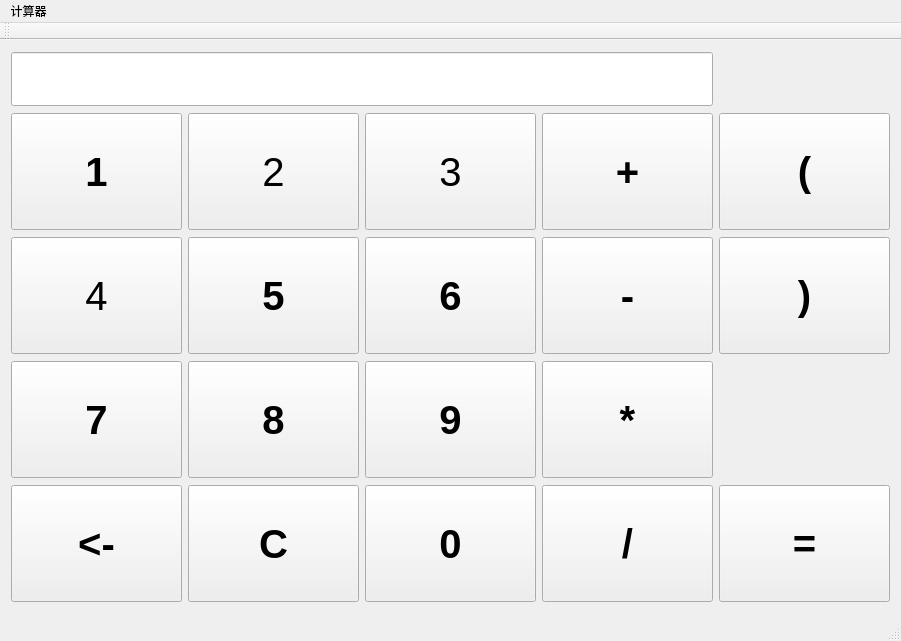
Old version of the form week05/KCalculator/mainwindow.ui in the repository woshixty/KingTrainingCamp.
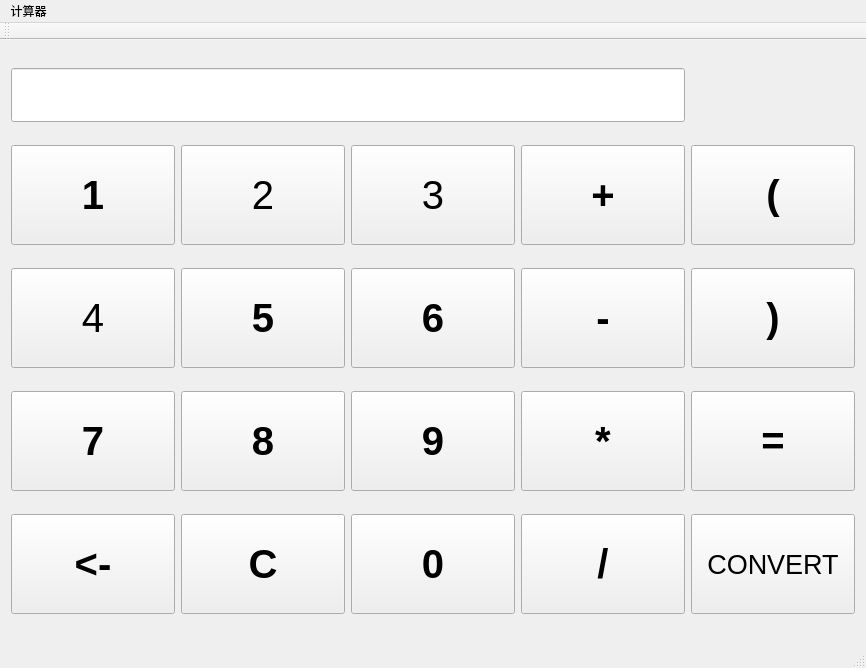
New version of the form.

Commit message: 添加了进制转换界面，逻辑暂未添加

The edit to the form file:
```diff
--- a/week05/KCalculator/mainwindow.ui
+++ b/week05/KCalculator/mainwindow.ui
@@ -6,13 +6,13 @@
    <rect>
     <x>0</x>
     <y>0</y>
-    <width>901</width>
-    <height>641</height>
+    <width>866</width>
+    <height>668</height>
    </rect>
   </property>
   <property name="minimumSize">
    <size>
-    <width>50</width>
+    <width>100</width>
     <height>0</height>
    </size>
   </property>
@@ -21,12 +21,38 @@
   </property>
   <widget class="QWidget" name="centralWidget">
    <layout class="QGridLayout" name="gridLayout">
+    <item row="3" column="4">
+     <widget class="QPushButton" name="m_equal">
+      <property name="minimumSize">
+       <size>
+        <width>0</width>
+        <height>100</height>
+       </size>
+      </property>
+      <property name="font">
+       <font>
+        <pointsize>30</pointsize>
+        <weight>75</weight>
+        <bold>true</bold>
+       </font>
+      </property>
+      <property name="text">
+       <string>=</string>
+      </property>
+     </widget>
+    </item>
     <item row="1" column="0">
      <widget class="QPushButton" name="m_value_1">
+      <property name="sizePolicy">
+       <sizepolicy hsizetype="Minimum" vsizetype="Fixed">
+        <horstretch>0</horstretch>
+        <verstretch>0</verstretch>
+       </sizepolicy>
+      </property>
       <property name="minimumSize">
        <size>
-        <width>0</width>
-        <height>117</height>
+        <width>60</width>
+        <height>100</height>
        </size>
       </property>
       <property name="font">
@@ -46,7 +72,7 @@
       <property name="minimumSize">
        <size>
         <width>0</width>
-        <height>117</height>
+        <height>100</height>
        </size>
       </property>
       <property name="font">
@@ -70,7 +96,7 @@
       <property name="minimumSize">
        <size>
         <width>0</width>
-        <height>117</height>
+        <height>100</height>
        </size>
       </property>
       <property name="font">
@@ -85,10 +111,16 @@
     </item>
     <item row="2" column="0">
      <widget class="QPushButton" name="m_value_4">
+      <property name="sizePolicy">
+       <sizepolicy hsizetype="Minimum" vsizetype="Fixed">
+        <horstretch>0</horstretch>
+        <verstretch>0</verstretch>
+       </sizepolicy>
+      </property>
       <property name="minimumSize">
        <size>
         <width>0</width>
-        <height>117</height>
+        <height>100</height>
        </size>
       </property>
       <property name="font">
@@ -106,7 +138,7 @@
       <property name="minimumSize">
        <size>
         <width>0</width>
-        <height>117</height>
+        <height>100</height>
        </size>
       </property>
       <property name="font">
@@ -126,7 +158,7 @@
       <property name="minimumSize">
        <size>
         <width>0</width>
-        <height>117</height>
+        <height>100</height>
        </size>
       </property>
       <property name="font">
@@ -146,7 +178,7 @@
       <property name="minimumSize">
        <size>
         <width>0</width>
-        <height>117</height>
+        <height>100</height>
        </size>
       </property>
       <property name="font">
@@ -166,7 +198,7 @@
       <property name="minimumSize">
        <size>
         <width>0</width>
-        <height>117</height>
+        <height>100</height>
        </size>
       </property>
       <property name="font">
@@ -195,7 +227,7 @@
       <property name="minimumSize">
        <size>
         <width>0</width>
-        <height>117</height>
+        <height>100</height>
        </size>
       </property>
       <property name="font">
@@ -215,7 +247,7 @@
       <property name="minimumSize">
        <size>
         <width>0</width>
-        <height>117</height>
+        <height>100</height>
        </size>
       </property>
       <property name="font">
@@ -245,12 +277,12 @@
       </property>
      </widget>
     </item>
-    <item row="3" column="3">
-     <widget class="QPushButton" name="m_button_multiply">
+    <item row="2" column="4">
+     <widget class="QPushButton" name="m_right_bracket">
       <property name="minimumSize">
        <size>
         <width>0</width>
-        <height>117</height>
+        <height>100</height>
        </size>
       </property>
       <property name="font">
@@ -261,47 +293,7 @@
        </font>
       </property>
       <property name="text">
-       <string>*</string>
-      </property>
-     </widget>
-    </item>
-    <item row="4" column="3">
-     <widget class="QPushButton" name="m_button_divide">
-      <property name="minimumSize">
-       <size>
-        <width>0</width>
-        <height>117</height>
-       </size>
-      </property>
-      <property name="font">
-       <font>
-        <pointsize>30</pointsize>
-        <weight>75</weight>
-        <bold>true</bold>
-       </font>
-      </property>
-      <property name="text">
-       <string>/</string>
-      </property>
-     </widget>
-    </item>
-    <item row="2" column="3">
-     <widget class="QPushButton" name="m_button_minus">
-      <property name="minimumSize">
-       <size>
-        <width>0</width>
-        <height>117</height>
-       </size>
-      </property>
-      <property name="font">
-       <font>
-        <pointsize>30</pointsize>
-        <weight>75</weight>
-        <bold>true</bold>
-       </font>
-      </property>
-      <property name="text">
-       <string>-</string>
+       <string>)</string>
       </property>
      </widget>
     </item>
@@ -310,7 +302,7 @@
       <property name="minimumSize">
        <size>
         <width>0</width>
-        <height>117</height>
+        <height>100</height>
        </size>
       </property>
       <property name="font">
@@ -330,7 +322,7 @@
       <property name="minimumSize">
        <size>
         <width>0</width>
-        <height>117</height>
+        <height>100</height>
        </size>
       </property>
       <property name="font">
@@ -345,12 +337,12 @@
       </property>
      </widget>
     </item>
-    <item row="2" column="4">
-     <widget class="QPushButton" name="m_right_bracket">
+    <item row="2" column="3">
+     <widget class="QPushButton" name="m_button_minus">
       <property name="minimumSize">
        <size>
         <width>0</width>
-        <height>117</height>
+        <height>100</height>
        </size>
       </property>
       <property name="font">
@@ -361,27 +353,65 @@
        </font>
       </property>
       <property name="text">
-       <string>)</string>
+       <string>-</string>
+      </property>
+     </widget>
+    </item>
+    <item row="4" column="3">
+     <widget class="QPushButton" name="m_button_divide">
+      <property name="minimumSize">
+       <size>
+        <width>0</width>
+        <height>100</height>
+       </size>
+      </property>
+      <property name="font">
+       <font>
+        <pointsize>30</pointsize>
+        <weight>75</weight>
+        <bold>true</bold>
+       </font>
+      </property>
+      <property name="text">
+       <string>/</string>
+      </property>
+     </widget>
+    </item>
+    <item row="3" column="3">
+     <widget class="QPushButton" name="m_button_multiply">
+      <property name="minimumSize">
+       <size>
+        <width>0</width>
+        <height>100</height>
+       </size>
+      </property>
+      <property name="font">
+       <font>
+        <pointsize>30</pointsize>
+        <weight>75</weight>
+        <bold>true</bold>
+       </font>
+      </property>
+      <property name="text">
+       <string>*</string>
       </property>
      </widget>
     </item>
     <item row="4" column="4">
-     <widget class="QPushButton" name="m_equal">
+     <widget class="QPushButton" name="pushButton">
       <property name="minimumSize">
        <size>
         <width>0</width>
-        <height>117</height>
+        <height>100</height>
        </size>
       </property>
       <property name="font">
        <font>
-        <pointsize>30</pointsize>
-        <weight>75</weight>
-        <bold>true</bold>
+        <pointsize>20</pointsize>
        </font>
       </property>
       <property name="text">
-       <string>=</string>
+       <string>CONVERT</string>
       </property>
      </widget>
     </item>
@@ -390,7 +420,7 @@
       <property name="minimumSize">
        <size>
         <width>0</width>
-        <height>117</height>
+        <height>100</height>
        </size>
       </property>
       <property name="font">
@@ -405,32 +435,12 @@
       </property>
      </widget>
     </item>
-    <item row="4" column="1">
-     <widget class="QPushButton" name="m_clear">
-      <property name="minimumSize">
-       <size>
-        <width>0</width>
-        <height>117</height>
-       </size>
-      </property>
-      <property name="font">
-       <font>
-        <pointsize>30</pointsize>
-        <weight>75</weight>
-        <bold>true</bold>
-       </font>
-      </property>
-      <property name="text">
-       <string>C</string>
-      </property>
-     </widget>
-    </item>
     <item row="0" column="0" colspan="4">
      <widget class="QLineEdit" name="m_expression">
       <property name="minimumSize">
        <size>
         <width>0</width>
-        <height>40</height>
+        <height>50</height>
        </size>
       </property>
       <property name="font">
@@ -445,6 +455,26 @@
       </property>
      </widget>
     </item>
+    <item row="4" column="1">
+     <widget class="QPushButton" name="m_clear">
+      <property name="minimumSize">
+       <size>
+        <width>0</width>
+        <height>100</height>
+       </size>
+      </property>
+      <property name="font">
+       <font>
+        <pointsize>30</pointsize>
+        <weight>75</weight>
+        <bold>true</bold>
+       </font>
+      </property>
+      <property name="text">
+       <string>C</string>
+      </property>
+     </widget>
+    </item>
    </layout>
   </widget>
   <widget class="QMenuBar" name="menuBar">
@@ -452,7 +482,7 @@
     <rect>
      <x>0</x>
      <y>0</y>
-     <width>901</width>
+     <width>866</width>
      <height>26</height>
     </rect>
    </property>
```
The commit also changes 6 other files.
